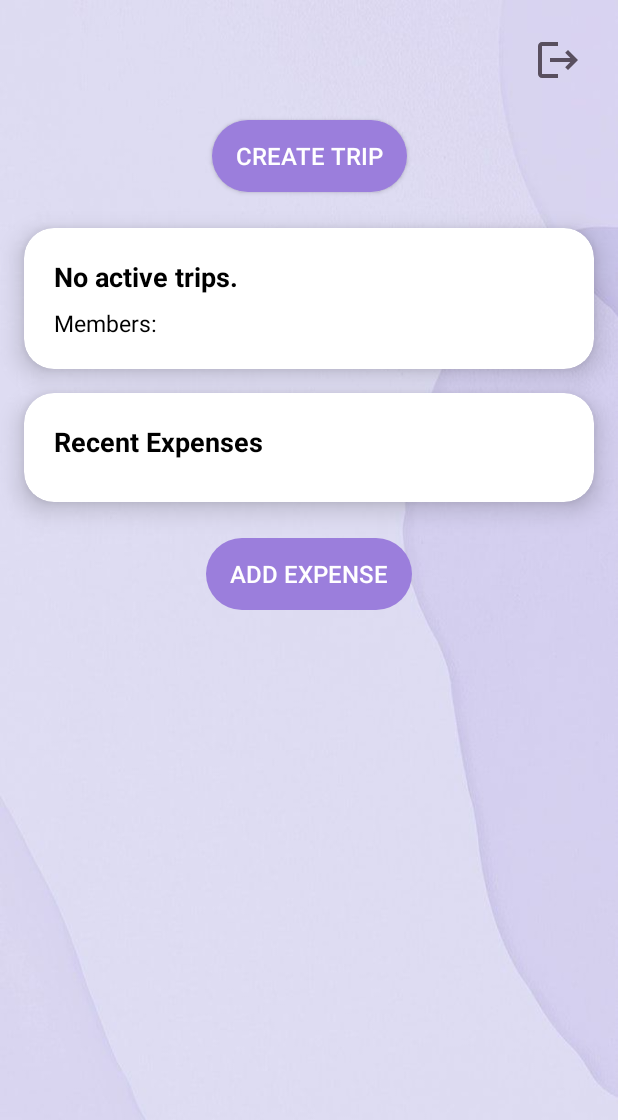
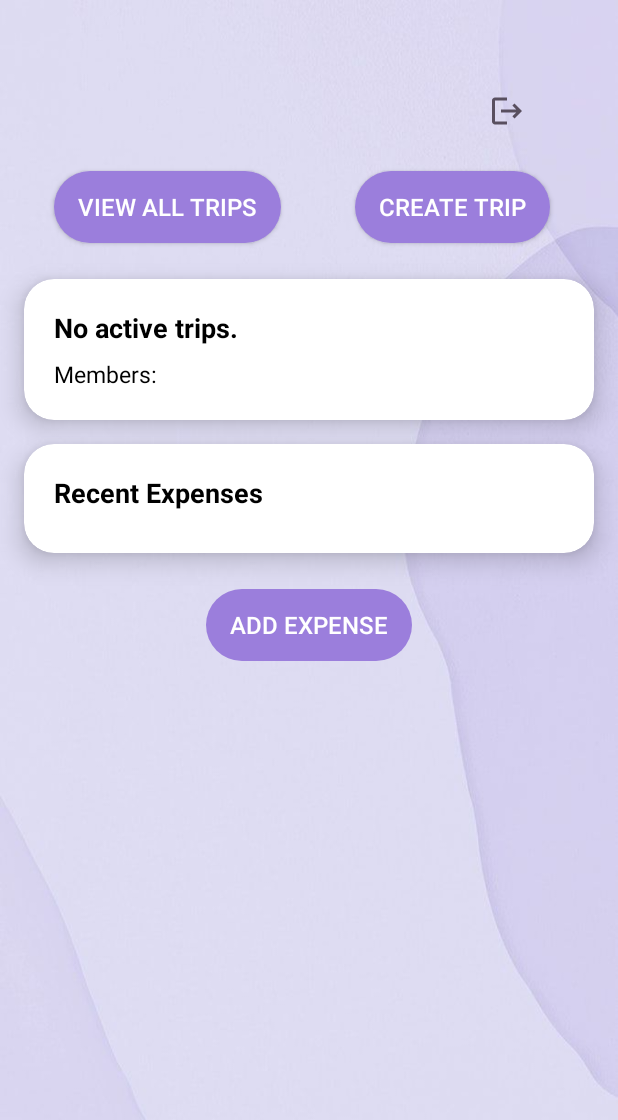
Before and after one commit to iamwahida/expensify_MAD, an Android app built with Jetpack Compose: the MainActivity screen opened directly, with no data from a screen before it, on a phone screen of 412 x 824 dp. Shown: the top 1120 px of the screen. Run offline under Robolectric (Android 15) with nearby library versions, the phone set to English and light mode, and no system bars; our stand-ins replace Firebase (no records; nobody signed in at launch, a user with empty details on screens opened directly).

Commit message:
added "view all trip" button --> Done. You will see a list with all the trips you have, and if you click on a specific, you will see its expensens etc. beautfiul design will follow.

```diff
--- a/app/src/main/AndroidManifest.xml
+++ b/app/src/main/AndroidManifest.xml
@@ -37,5 +37,6 @@
         </activity>
         <activity android:name=".CreateTripActivity" />
         <activity android:name=".AddExpenseActivity" />
+        <activity android:name=".AllTripsActivity" />
     </application>
 </manifest>
--- a/app/src/main/res/layout/activity_main.xml
+++ b/app/src/main/res/layout/activity_main.xml
@@ -8,7 +8,7 @@
     android:background="@drawable/lavender2"
     tools:context=".MainActivity">
 
-    <!-- Logout Icon -->
+    <!-- Logout Icon
     <ImageView
         android:id="@+id/logoutIcon"
         android:layout_width="48dp"
@@ -18,21 +18,51 @@
         android:src="@drawable/baseline_logout_24"
         app:layout_constraintEnd_toEndOf="parent"
         app:layout_constraintTop_toTopOf="parent" />
+        -->
+    <ImageButton
+        android:id="@+id/logoutIcon"
+        android:layout_width="48dp"
+        android:layout_height="48dp"
+        android:layout_margin="50dp"
+        android:background="@android:color/transparent"
+        android:contentDescription="Logout"
+        android:src="@drawable/baseline_logout_24"
+        app:layout_constraintEnd_toEndOf="parent"
+        app:layout_constraintTop_toTopOf="parent"/>
+
+
+
+    <!-- Vie all trips Button -->
+
 
     <!-- Create Trip Button -->
+    <Button
+        android:id="@+id/viewAllTripsButton"
+        android:layout_width="wrap_content"
+        android:layout_height="wrap_content"
+        android:layout_marginStart="36dp"
+        android:layout_marginTop="16dp"
+        android:background="@drawable/rounded_button"
+        android:text="@string/view_all_trips"
+        android:textColor="@color/white"
+        android:textSize="16sp"
+        app:layout_constraintStart_toStartOf="parent"
+        app:layout_constraintTop_toBottomOf="@id/logoutIcon" />
+
     <Button
         android:id="@+id/createTripButton"
         android:layout_width="wrap_content"
         android:layout_height="wrap_content"
+        android:layout_marginTop="16dp"
+        android:background="@drawable/rounded_button"
+        android:elevation="8dp"
         android:text="Create Trip"
         android:textColor="@color/white"
         android:textSize="16sp"
-        android:background="@drawable/rounded_button"
-        android:elevation="8dp"
-        android:layout_marginTop="16dp"
-        app:layout_constraintTop_toBottomOf="@id/logoutIcon"
+        app:layout_constraintEnd_toEndOf="parent"
+        app:layout_constraintHorizontal_bias="0.84"
         app:layout_constraintStart_toStartOf="parent"
-        app:layout_constraintEnd_toEndOf="parent"/>
+        app:layout_constraintTop_toBottomOf="@id/logoutIcon" />
 
     <!-- Trip Info Card -->
     <androidx.cardview.widget.CardView
--- a/app/src/main/res/values/strings.xml
+++ b/app/src/main/res/values/strings.xml
@@ -16,4 +16,5 @@
     <string name="expensify_helps_travel_groups_track_shared_costs_simplify_settlements_and_eliminate_confusion_ncreate_group_trips_log_expenses_assign_payers_and_let_the_app_do_the_math_all_in_a_smooth_mobile_friendly_experience">Expensify helps travel groups track shared costs, simplify settlements, and eliminate confusion.\nCreate group trips, log expenses, assign payers, and let the app do the math — all in a smooth, mobile-friendly experience.</string>
     <string name="track_split_settle_travel_stress_free">Track. Split. Settle. Travel Stress-Free.</string>
     <string name="no_account_yet_sign_up">No account yet? Sign Up!</string>
+    <string name="view_all_trips">View All Trips</string>
 </resources>
```
Also changed, not shown: app/src/main/java/com/example/expensify/AllTripsActivity.kt (added, +66 -0 lines), app/src/main/java/com/example/expensify/MainActivity.kt (+50 -0 lines), app/src/main/res/layout/activity_all_trips.xml (added, +13 -0 lines).
